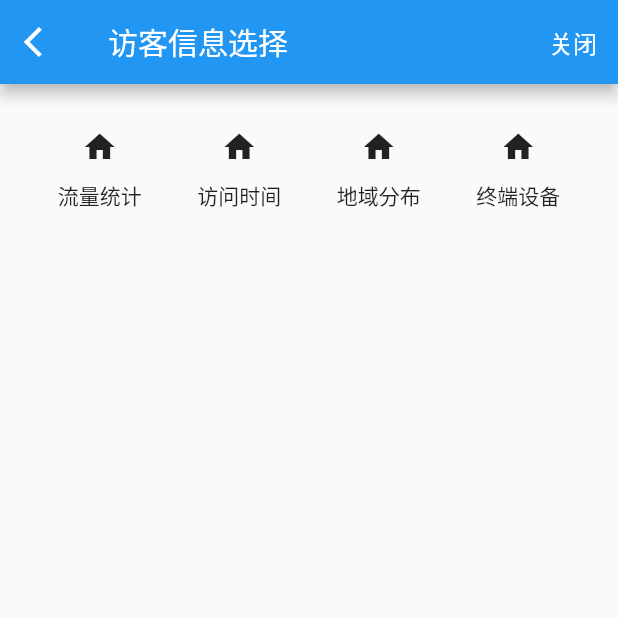
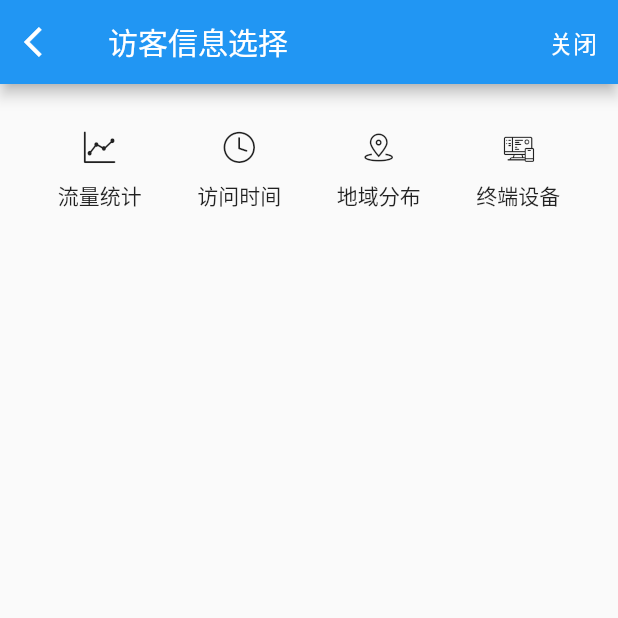
Before and after one commit to gxkai/waimao-flutter, a Flutter app: the FlowStatisticsSelect screen opened by its route, on a phone screen of 412 x 824 dp, the top half of it. Run offline on Flutter 3.47's test engine with Material 2 defaults, Android fonts, the phone set to English and light mode, and no system bars; our stand-ins replace charts_flutter, cookie_jar, dio, fluro, flutter_spinkit, pull_to_refresh and 2 more; missing offline and left inert: date_range_picker; accounts and stored records are empty; network calls fail; statements that could not run were skipped.

Commit message:
sqlite数据库

```diff
--- a/lib/model/user_info_cache.dart
+++ b/lib/model/user_info_cache.dart
@@ -17,11 +17,11 @@ class UserInfo implements UserInfoInterface {
   UserInfo({this.username, this.password, this.site});
 
   factory UserInfo.fromJSON(Map json){
-    return UserInfo(username: json['username'],password: json['password']);
+    return UserInfo(username: json['username'],password: json['password'], site: json['site']);
   }
 
   Object toMap() {
-    return {'username': username, 'password': password};
+    return {'username': username, 'password': password, 'site': site};
   }
 }
 
@@ -38,7 +38,7 @@ class UserInfoControlModel {
   // 插入新的缓存
   Future insert(UserInfo userInfo) {
     var result =
-        sql.insert({'username': userInfo.username, 'password': userInfo.password});
+        sql.insert({'username': userInfo.username, 'password': userInfo.password, 'site': userInfo.site});
     return result;
   }
 
--- a/lib/utils/provider.dart
+++ b/lib/utils/provider.dart
@@ -42,7 +42,7 @@ class Provider {
 
   // 检查数据库中, 表是否完整, 在部份android中, 会出现表丢失的情况
   Future checkTableIsRight() async {
-    List<String> expectTables = ['cat', 'widget', 'collection'];
+    List<String> expectTables = ['userInfo'];
 
     List<String> tables = await getTables();
 
@@ -60,7 +60,7 @@ class Provider {
   Future init(bool isCreate) async {
     //Get a location using getDatabasesPath
     String databasesPath = await getDatabasesPath();
-    String path = join(databasesPath, 'flutter.db');
+    String path = join(databasesPath, 'app.db');
     print(path);
     try {
       db = await openDatabase(path);
--- a/lib/views/flow_statistics/access_time.dart
+++ b/lib/views/flow_statistics/access_time.dart
@@ -591,7 +591,7 @@ class AccessTimeState extends State<AccessTime> with SingleTickerProviderStateMi
         actions: <Widget>[
           IconButton(
               icon: Icon(
-                IconData(0xe67e, fontFamily: "iconfont"),
+                IconData(0xe65f, fontFamily: "iconfont"),
                 color: Colors.white,
               ),
               onPressed: () {
--- a/lib/views/flow_statistics/areal_distribution.dart
+++ b/lib/views/flow_statistics/areal_distribution.dart
@@ -176,7 +176,7 @@ class ArealDistributionState extends State<ArealDistribution>
         actions: <Widget>[
           IconButton(
               icon: Icon(
-                IconData(0xe67e, fontFamily: "iconfont"),
+                IconData(0xe65f, fontFamily: "iconfont"),
                 color: Colors.white,
               ),
               onPressed: () {
--- a/lib/views/flow_statistics/flow_statistics.dart
+++ b/lib/views/flow_statistics/flow_statistics.dart
@@ -38,7 +38,7 @@ class FlowStatisticsState extends State<FlowStatistics> {
         actions: <Widget>[
           IconButton(
               icon: Icon(
-                IconData(0xe67e, fontFamily: "iconfont"),
+                IconData(0xe65f, fontFamily: "iconfont"),
                 color: Colors.white,
               ),
               onPressed: () {
--- a/lib/views/flow_statistics/terminal_device.dart
+++ b/lib/views/flow_statistics/terminal_device.dart
@@ -139,7 +139,7 @@ class TerminalDeviceState extends State<TerminalDevice>
         actions: <Widget>[
           IconButton(
               icon: Icon(
-                IconData(0xe67e, fontFamily: "iconfont"),
+                IconData(0xe65f, fontFamily: "iconfont"),
                 color: Colors.white,
               ),
               onPressed: () {
--- a/lib/views/flow_statistics/visitors_info_select.dart
+++ b/lib/views/flow_statistics/visitors_info_select.dart
@@ -49,7 +49,7 @@ class FlowStatisticsSelectState extends State<FlowStatisticsSelect> {
                 GestureDetector(
                   child: Column(
                     children: <Widget>[
-                      Icon(Icons.home),
+                      Icon(IconData(0xe636, fontFamily: "iconfont")),
                       SizedBox(
                         height: 10,
                       ),
@@ -63,7 +63,7 @@ class FlowStatisticsSelectState extends State<FlowStatisticsSelect> {
                 GestureDetector(
                   child: Column(
                     children: <Widget>[
-                      Icon(Icons.home),
+                      Icon(IconData(0xe619, fontFamily: "iconfont")),
                       SizedBox(
                         height: 10,
                       ),
@@ -77,7 +77,7 @@ class FlowStatisticsSelectState extends State<FlowStatisticsSelect> {
                 GestureDetector(
                   child: Column(
                     children: <Widget>[
-                      Icon(Icons.home),
+                      Icon(IconData(0xe65b, fontFamily: "iconfont")),
                       SizedBox(
                         height: 10,
                       ),
@@ -91,7 +91,7 @@ class FlowStatisticsSelectState extends State<FlowStatisticsSelect> {
                 GestureDetector(
                   child: Column(
                     children: <Widget>[
-                      Icon(Icons.home),
+                      Icon(IconData(0xe673, fontFamily: "iconfont")),
                       SizedBox(
                         height: 10,
                       ),
--- a/lib/views/login_page.dart
+++ b/lib/views/login_page.dart
@@ -250,7 +250,7 @@ class _LoginPageState extends State<LoginPage> {
 
               decoration: new InputDecoration(
                   prefixIcon: Icon(
-                    IconData(0xe618, fontFamily: "iconfont"),
+                    IconData(0xe63a, fontFamily: "iconfont"),
                     color: Colors.white,
                   ),
                   hintText: "账号",
@@ -333,7 +333,7 @@ class _LoginPageState extends State<LoginPage> {
               focusNode: _siteFocusNode,
               decoration: new InputDecoration(
                   prefixIcon: Icon(
-                    IconData(0xe618, fontFamily: "iconfont"),
+                    IconData(0xe62b, fontFamily: "iconfont"),
                     color: Colors.white,
                   ),
                   hintText: "网址",
```
Also changed, not shown: assets/fonts/iconfont.ttf, 1 other file.
